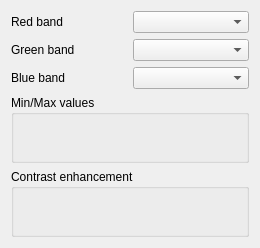
Old version of the form src/ui/qgsmultibandcolorrendererwidgetbase.ui in the repository kadas-albireo/kadas-albireo.
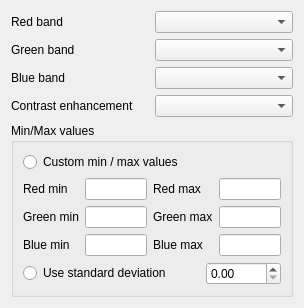
New version of the form.

Patch:
```diff
--- a/src/ui/qgsmultibandcolorrendererwidgetbase.ui
+++ b/src/ui/qgsmultibandcolorrendererwidgetbase.ui
@@ -6,14 +6,14 @@
    <rect>
     <x>0</x>
     <y>0</y>
-    <width>260</width>
-    <height>248</height>
+    <width>304</width>
+    <height>305</height>
    </rect>
   </property>
   <property name="windowTitle">
    <string>Form</string>
   </property>
-  <layout class="QGridLayout" name="gridLayout_2">
+  <layout class="QGridLayout" name="gridLayout_4">
    <item row="0" column="0">
     <layout class="QGridLayout" name="gridLayout">
      <item row="0" column="0">
@@ -49,17 +49,301 @@
     </layout>
    </item>
    <item row="1" column="0">
+    <layout class="QHBoxLayout" name="horizontalLayout">
+     <item>
+      <widget class="QLabel" name="mContrastEnhancementAlgorithmLabel">
+       <property name="text">
+        <string>Contrast enhancement</string>
+       </property>
+      </widget>
+     </item>
+     <item>
+      <widget class="QComboBox" name="mContrastEnhancementAlgorithmComboBox"/>
+     </item>
+    </layout>
+   </item>
+   <item row="2" column="0">
     <widget class="QGroupBox" name="mMinMaxGroupBox">
      <property name="title">
       <string>Min/Max values</string>
      </property>
-    </widget>
-   </item>
-   <item row="2" column="0">
-    <widget class="QGroupBox" name="mContrastEnhancementGroupBox">
-     <property name="title">
-      <string>Contrast enhancement</string>
-     </property>
+     <layout class="QGridLayout" name="gridLayout_3">
+      <item row="0" column="0">
+       <widget class="QRadioButton" name="mCustomMinMaxRadioButton">
+        <property name="text">
+         <string>Custom min / max values</string>
+        </property>
+       </widget>
+      </item>
+      <item row="1" column="0">
+       <layout class="QGridLayout" name="gridLayout_2">
+        <item row="0" column="0">
+         <widget class="QLabel" name="mRedMinLabel">
+          <property name="sizePolicy">
+           <sizepolicy hsizetype="MinimumExpanding" vsizetype="Minimum">
+            <horstretch>0</horstretch>
+            <verstretch>0</verstretch>
+           </sizepolicy>
+          </property>
+          <property name="text">
+           <string>Red min</string>
+          </property>
+         </widget>
+        </item>
+        <item row="0" column="1">
+         <widget class="QLineEdit" name="mRedMinLineEdit">
+          <property name="sizePolicy">
+           <sizepolicy hsizetype="Expanding" vsizetype="Fixed">
+            <horstretch>0</horstretch>
+            <verstretch>0</verstretch>
+           </sizepolicy>
+          </property>
+          <property name="maximumSize">
+           <size>
+            <width>75</width>
+            <height>16777215</height>
+           </size>
+          </property>
+          <property name="baseSize">
+           <size>
+            <width>0</width>
+            <height>0</height>
+           </size>
+          </property>
+          <property name="maxLength">
+           <number>16</number>
+          </property>
+         </widget>
+        </item>
+        <item row="0" column="2">
+         <widget class="QLabel" name="mRedMaxLabel">
+          <property name="sizePolicy">
+           <sizepolicy hsizetype="MinimumExpanding" vsizetype="Minimum">
+            <horstretch>0</horstretch>
+            <verstretch>0</verstretch>
+           </sizepolicy>
+          </property>
+          <property name="text">
+           <string>Red max</string>
+          </property>
+         </widget>
+        </item>
+        <item row="0" column="3">
+         <widget class="QLineEdit" name="mRedMaxLineEdit">
+          <property name="sizePolicy">
+           <sizepolicy hsizetype="Expanding" vsizetype="Fixed">
+            <horstretch>0</horstretch>
+            <verstretch>0</verstretch>
+           </sizepolicy>
+          </property>
+          <property name="maximumSize">
+           <size>
+            <width>75</width>
+            <height>16777215</height>
+           </size>
+          </property>
+          <property name="baseSize">
+           <size>
+            <width>0</width>
+            <height>0</height>
+           </size>
+          </property>
+          <property name="maxLength">
+           <number>16</number>
+          </property>
+         </widget>
+        </item>
+        <item row="1" column="0">
+         <widget class="QLabel" name="mGreenMinLabel">
+          <property name="sizePolicy">
+           <sizepolicy hsizetype="MinimumExpanding" vsizetype="Minimum">
+            <horstretch>0</horstretch>
+            <verstretch>0</verstretch>
+           </sizepolicy>
+          </property>
+          <property name="text">
+           <string>Green min</string>
+          </property>
+         </widget>
+        </item>
+        <item row="1" column="1">
+         <widget class="QLineEdit" name="mGreenMinLineEdit">
+          <property name="sizePolicy">
+           <sizepolicy hsizetype="Expanding" vsizetype="Fixed">
+            <horstretch>0</horstretch>
+            <verstretch>0</verstretch>
+           </sizepolicy>
+          </property>
+          <property name="maximumSize">
+           <size>
+            <width>75</width>
+            <height>16777215</height>
+           </size>
+          </property>
+          <property name="baseSize">
+           <size>
+            <width>0</width>
+            <height>0</height>
+           </size>
+          </property>
+          <property name="maxLength">
+           <number>16</number>
+          </property>
+         </widget>
+        </item>
+        <item row="1" column="2">
+         <widget class="QLabel" name="mGreenMaxLabel">
+          <property name="sizePolicy">
+           <sizepolicy hsizetype="MinimumExpanding" vsizetype="Minimum">
+            <horstretch>0</horstretch>
+            <verstretch>0</verstretch>
+           </sizepolicy>
+          </property>
+          <property name="text">
+           <string>Green max</string>
+          </property>
+         </widget>
+        </item>
+        <item row="1" column="3">
+         <widget class="QLineEdit" name="mGreenMaxLineEdit">
+          <property name="sizePolicy">
+           <sizepolicy hsizetype="Expanding" vsizetype="Fixed">
+            <horstretch>0</horstretch>
+            <verstretch>0</verstretch>
+           </sizepolicy>
+          </property>
+          <property name="maximumSize">
+           <size>
+            <width>75</width>
+            <height>16777215</height>
+           </size>
+          </property>
+          <property name="baseSize">
+           <size>
+            <width>0</width>
+            <height>0</height>
+           </size>
+          </property>
+          <property name="maxLength">
+           <number>16</number>
+          </property>
+         </widget>
+        </item>
+        <item row="2" column="0">
+         <widget class="QLabel" name="mBlueMinLabel">
+          <property name="sizePolicy">
+           <sizepolicy hsizetype="MinimumExpanding" vsizetype="Minimum">
+            <horstretch>0</horstretch>
+            <verstretch>0</verstretch>
+           </sizepolicy>
+          </property>
+          <property name="text">
+           <string>Blue min</string>
+          </property>
+         </widget>
+        </item>
+        <item row="2" column="1">
+         <widget class="QLineEdit" name="mBlueMinLineEdit">
+          <property name="sizePolicy">
+           <sizepolicy hsizetype="Expanding" vsizetype="Fixed">
+            <horstretch>0</horstretch>
+            <verstretch>0</verstretch>
+           </sizepolicy>
+          </property>
+          <property name="maximumSize">
+           <size>
+            <width>75</width>
+            <height>16777215</height>
+           </size>
+          </property>
+          <property name="baseSize">
+           <size>
+            <width>0</width>
+            <height>0</height>
+           </size>
+          </property>
+          <property name="maxLength">
+           <number>16</number>
+          </property>
+         </widget>
+        </item>
+        <item row="2" column="2">
+         <widget class="QLabel" name="mBlueMaxLabel">
+          <property name="sizePolicy">
+           <sizepolicy hsizetype="MinimumExpanding" vsizetype="Minimum">
+            <horstretch>0</horstretch>
+            <verstretch>0</verstretch>
+           </sizepolicy>
+          </property>
+          <property name="text">
+           <string>Blue max</string>
+          </property>
+         </widget>
+        </item>
+        <item row="2" column="3">
+         <widget class="QLineEdit" name="mBlueMaxLineEdit">
+          <property name="sizePolicy">
+           <sizepolicy hsizetype="Expanding" vsizetype="Fixed">
+            <horstretch>0</horstretch>
+            <verstretch>0</verstretch>
+           </sizepolicy>
+          </property>
+          <property name="maximumSize">
+           <size>
+            <width>75</width>
+            <height>16777215</height>
+           </size>
+          </property>
+          <property name="baseSize">
+           <size>
+            <width>0</width>
+            <height>0</height>
+           </size>
+          </property>
+          <property name="maxLength">
+           <number>16</number>
+          </property>
+         </widget>
+        </item>
+       </layout>
+      </item>
+      <item row="2" column="0">
+       <layout class="QHBoxLayout" name="horizontalLayout_2">
+        <item>
+         <widget class="QRadioButton" name="mStandardDeviationRadioButton">
+          <property name="text">
+           <string>Use standard deviation</string>
+          </property>
+         </widget>
+        </item>
+        <item>
+         <widget class="QDoubleSpinBox" name="mStandardDeviationSpinBox">
+          <property name="sizePolicy">
+           <sizepolicy hsizetype="Minimum" vsizetype="Fixed">
+            <horstretch>0</horstretch>
+            <verstretch>0</verstretch>
+           </sizepolicy>
+          </property>
+          <property name="maximumSize">
+           <size>
+            <width>75</width>
+            <height>16777215</height>
+           </size>
+          </property>
+          <property name="maximum">
+           <double>10.000000000000000</double>
+          </property>
+          <property name="singleStep">
+           <double>0.100000000000000</double>
+          </property>
+          <property name="value">
+           <double>0.000000000000000</double>
+          </property>
+         </widget>
+        </item>
+       </layout>
+      </item>
+     </layout>
     </widget>
    </item>
   </layout>
```
